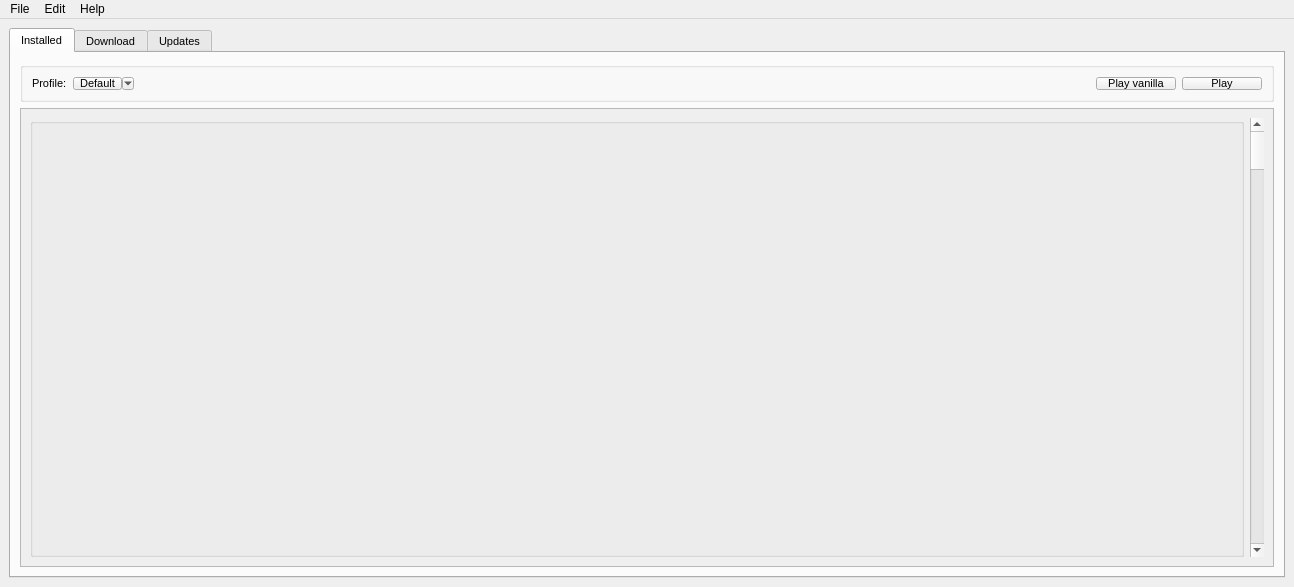
This is mainwindow.ui in spydragon/Quartzite as Qt 5 draws it before an edit. The edited form follows.
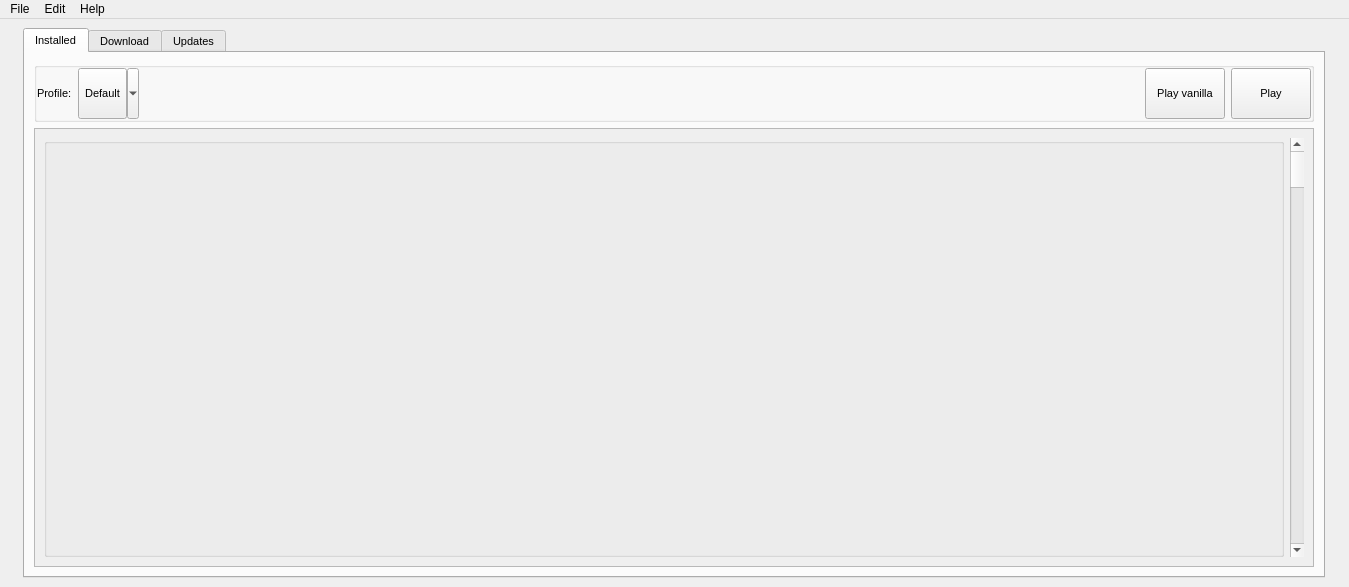
This is the edited form.

Commit message: Fix button size in 'installed' tab

Diff of the .ui file:
```diff
--- a/mainwindow.ui
+++ b/mainwindow.ui
@@ -6,7 +6,7 @@
    <rect>
     <x>0</x>
     <y>0</y>
-    <width>1294</width>
+    <width>1349</width>
     <height>587</height>
    </rect>
   </property>
@@ -77,22 +77,46 @@
        <layout class="QVBoxLayout" name="verticalLayout_3">
         <item>
          <widget class="QGroupBox" name="groupBox_2">
+          <property name="sizePolicy">
+           <sizepolicy hsizetype="Preferred" vsizetype="Minimum">
+            <horstretch>0</horstretch>
+            <verstretch>0</verstretch>
+           </sizepolicy>
+          </property>
           <property name="minimumSize">
            <size>
             <width>0</width>
-            <height>40</height>
+            <height>60</height>
            </size>
           </property>
           <property name="maximumSize">
            <size>
             <width>16777215</width>
-            <height>40</height>
+            <height>16777215</height>
            </size>
           </property>
           <property name="title">
            <string/>
           </property>
+          <property name="alignment">
+           <set>Qt::AlignmentFlag::AlignLeading|Qt::AlignmentFlag::AlignLeft|Qt::AlignmentFlag::AlignTop</set>
+          </property>
           <layout class="QHBoxLayout" name="horizontalLayout_2">
+           <property name="spacing">
+            <number>6</number>
+           </property>
+           <property name="leftMargin">
+            <number>0</number>
+           </property>
+           <property name="topMargin">
+            <number>0</number>
+           </property>
+           <property name="rightMargin">
+            <number>0</number>
+           </property>
+           <property name="bottomMargin">
+            <number>0</number>
+           </property>
            <item>
             <widget class="QLabel" name="ProfileName">
              <property name="sizePolicy">
@@ -198,8 +222,8 @@
             <rect>
              <x>0</x>
              <y>0</y>
-             <width>1264</width>
-             <height>477</height>
+             <width>1289</width>
+             <height>431</height>
             </rect>
            </property>
            <layout class="QHBoxLayout" name="horizontalLayout_4">
@@ -208,6 +232,9 @@
               <property name="title">
                <string/>
               </property>
+              <property name="alignment">
+               <set>Qt::AlignmentFlag::AlignLeading|Qt::AlignmentFlag::AlignLeft|Qt::AlignmentFlag::AlignVCenter</set>
+              </property>
              </widget>
             </item>
             <item>
@@ -312,8 +339,8 @@
     <rect>
      <x>0</x>
      <y>0</y>
-     <width>1294</width>
-     <height>17</height>
+     <width>1349</width>
+     <height>23</height>
     </rect>
    </property>
    <widget class="QMenu" name="menuFile">
```
Left out of the diff: 3 changed lines with no effect on the pictures.
